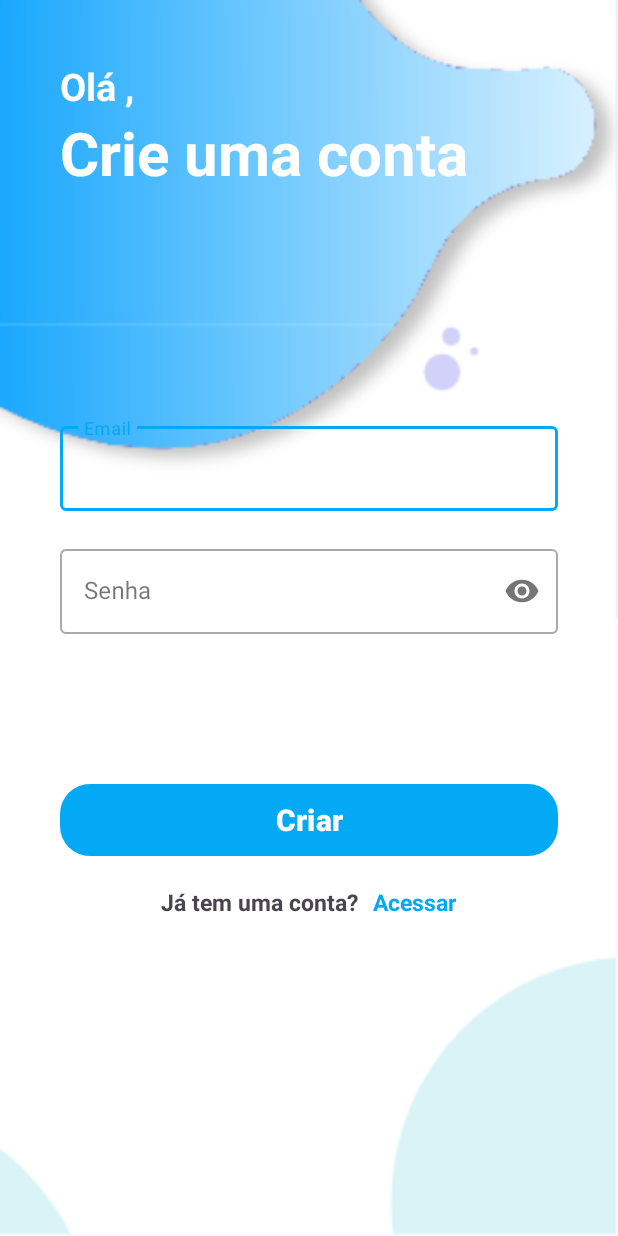
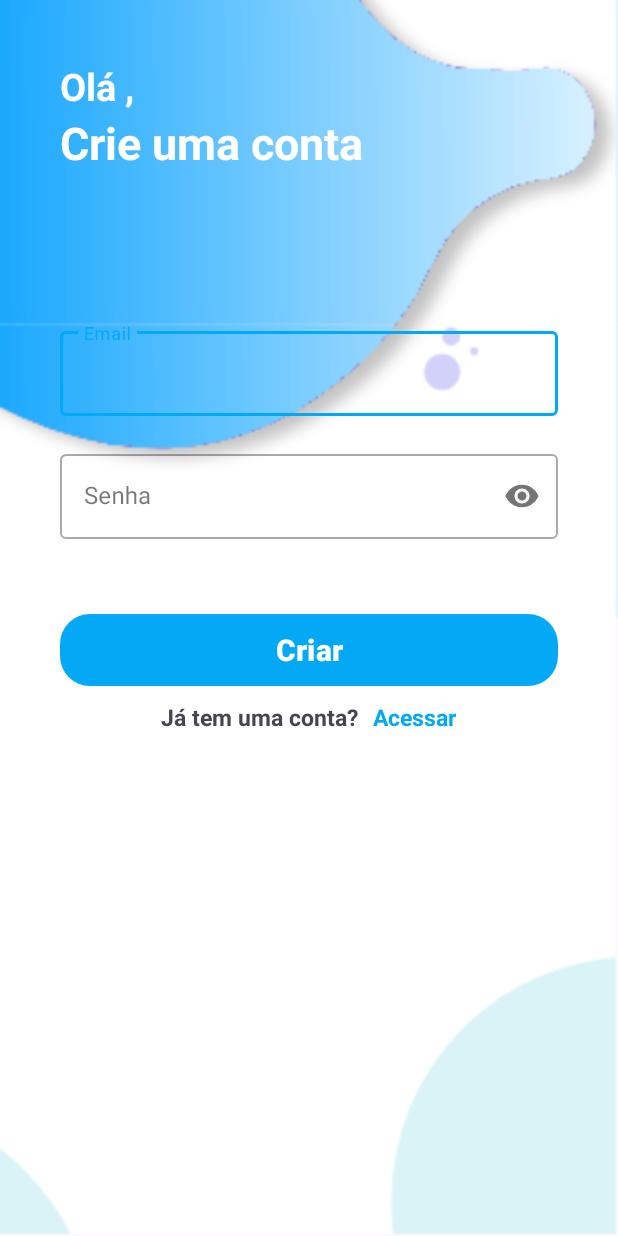
Before and after one commit to DaveBrito/Login-Autenticacao, an Android app: the RegisterPage screen opened directly, with no data from a screen before it, on a phone screen of 412 x 824 dp. Run offline under Robolectric (Android 15) with nearby library versions, the phone set to English and light mode, and no system bars; our stand-ins replace Firebase (no records; nobody signed in at launch, a user with empty details on screens opened directly).

```diff
--- a/app/src/main/AndroidManifest.xml
+++ b/app/src/main/AndroidManifest.xml
@@ -13,6 +13,9 @@
         android:theme="@style/Theme.Login"
         tools:targetApi="31">
         <activity
+            android:name=".HomePage"
+            android:exported="false" />
+        <activity
             android:name=".RegisterPage"
             android:exported="false" />
         <activity
--- a/app/src/main/java/com/example/login/MainActivity.java
+++ b/app/src/main/java/com/example/login/MainActivity.java
@@ -67,6 +67,9 @@ public class MainActivity extends AppCompatActivity {
                             public void onComplete(Task<AuthResult> task) {
                                 if (task.isSuccessful()) {
                                     Toast.makeText(MainActivity.this, "Login feito com sucesso", Toast.LENGTH_SHORT).show();
+                                    Intent intent = new Intent(MainActivity.this, HomePage.class);
+                                    startActivity(intent);
+                                    finish();
                                 } else {
                                     Toast.makeText(MainActivity.this, "Ocorreu um erro no login", Toast.LENGTH_SHORT).show();
                                 }
--- a/app/src/main/res/layout/activity_main.xml
+++ b/app/src/main/res/layout/activity_main.xml
@@ -29,7 +29,7 @@
     <com.google.android.material.textfield.TextInputLayout
         android:layout_width="match_parent"
         android:layout_height="wrap_content"
-        android:layout_marginTop="150dp"
+        android:layout_marginTop="100dp"
         style="@style/Widget.MaterialComponents.TextInputLayout.OutlinedBox" >
 
 
@@ -72,7 +72,7 @@
         android:textSize="20dp"
         android:text="Login"
         android:background="@drawable/round_btn"
-        android:layout_marginTop="100dp" />
+        android:layout_marginTop="40dp" />
 
     <LinearLayout
         android:layout_width="match_parent"
@@ -93,7 +93,7 @@
             android:id="@+id/criar"
             android:layout_width="wrap_content"
             android:layout_height="wrap_content"
-            android:text="criar"
+            android:text="Criar"
             android:textStyle="bold"
             android:textSize="15dp"
             android:textColor="@color/blue"
--- a/app/src/main/res/layout/activity_register_page.xml
+++ b/app/src/main/res/layout/activity_register_page.xml
@@ -23,13 +23,13 @@
         android:layout_height="wrap_content"
         android:text="Crie uma conta"
         android:textColor="@color/white"
-        android:textSize="40dp"
+        android:textSize="30dp"
         android:textStyle="bold" />
 
     <com.google.android.material.textfield.TextInputLayout
         android:layout_width="match_parent"
         android:layout_height="wrap_content"
-        android:layout_marginTop="150dp"
+        android:layout_marginTop="100dp"
         style="@style/Widget.MaterialComponents.TextInputLayout.OutlinedBox" >
 
 
@@ -72,13 +72,13 @@
         android:textSize="20dp"
         android:text="Criar"
         android:background="@drawable/round_btn"
-        android:layout_marginTop="100dp" />
+        android:layout_marginTop="50dp" />
 
     <LinearLayout
         android:layout_width="match_parent"
         android:layout_height="wrap_content"
         android:orientation="horizontal"
-        android:layout_marginTop="20dp"
+        android:layout_marginTop="10dp"
         android:gravity="center" >
 
 
```
Also changed, not shown: app/src/main/java/com/example/login/HomePage.java (added, +30 -0 lines), app/src/main/res/layout/activity_home_page.xml (added, +28 -0 lines).
